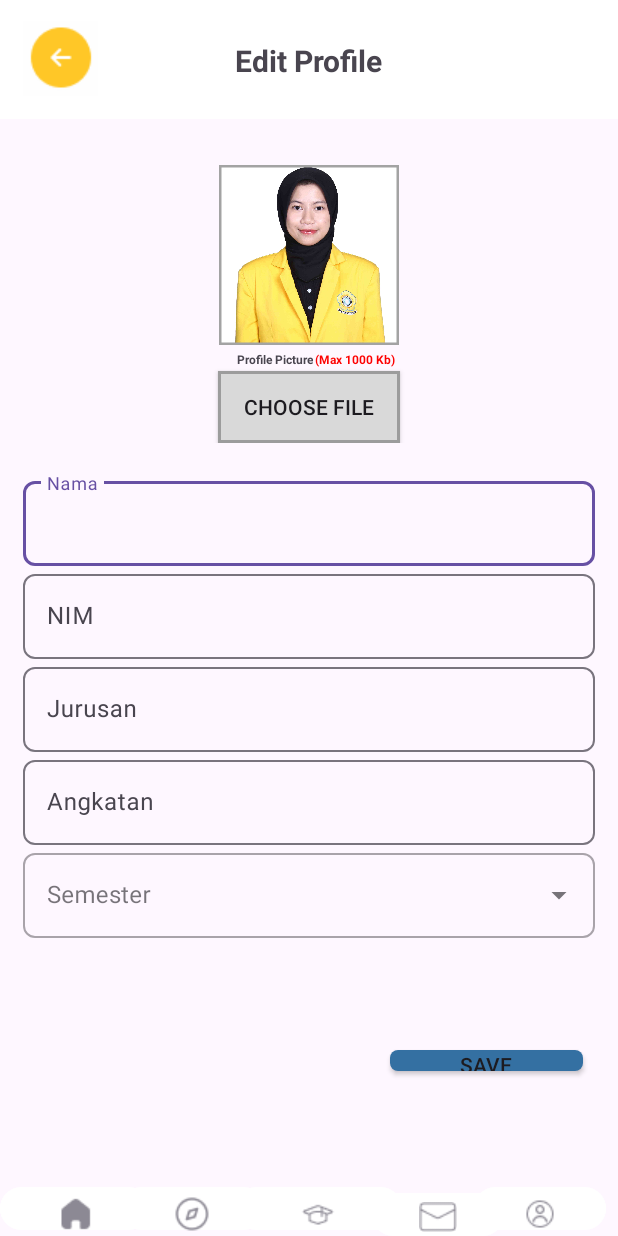
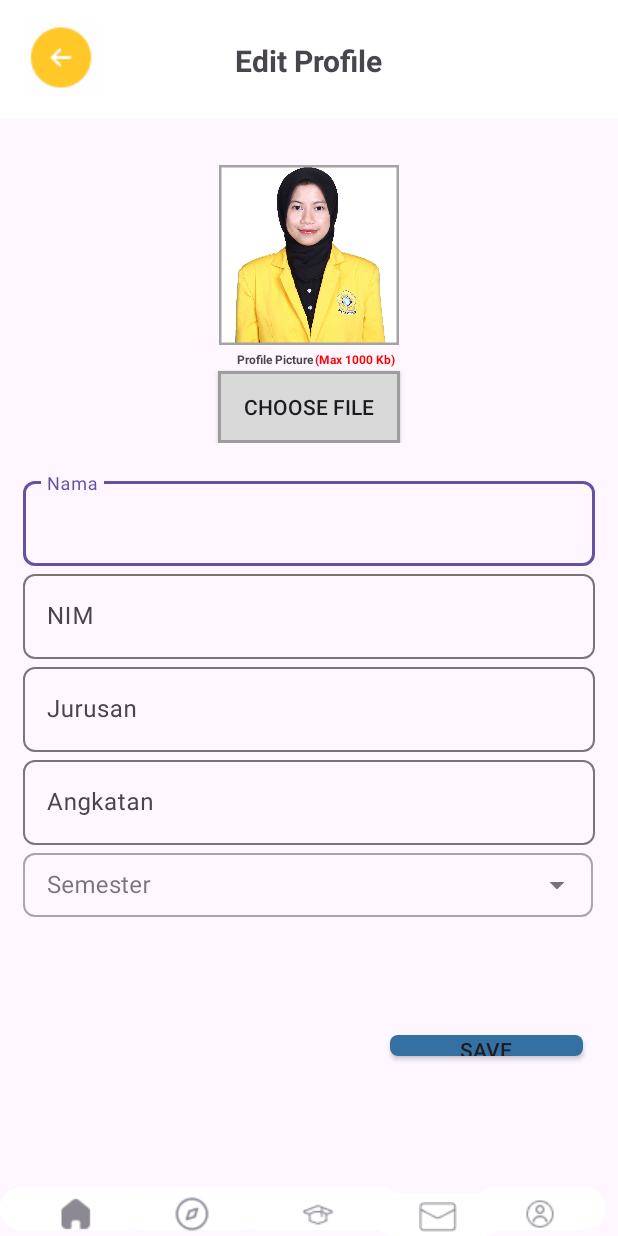
Before and after one commit to aleyananda/P.Bergerak, an Android app: the editprofile screen opened directly, with no data from a screen before it, on a phone screen of 412 x 824 dp. Run offline under Robolectric (Android 15) with nearby library versions, the phone set to English and light mode, and no system bars; our stand-ins replace Firebase (no records; nobody signed in at launch, a user with empty details on screens opened directly).

Commit message:
eka therina

```diff
--- a/app/src/main/res/layout/activity_editprofile.xml
+++ b/app/src/main/res/layout/activity_editprofile.xml
@@ -129,10 +129,12 @@
     <LinearLayout
         android:id="@+id/phoneInputRL"
         android:layout_width="match_parent"
-        android:layout_height="414dp"
+        android:layout_height="349dp"
+        android:layout_alignParentEnd="true"
         android:layout_alignParentBottom="true"
         android:layout_marginTop="300dp"
-        android:layout_marginBottom="152dp"
+        android:layout_marginEnd="0dp"
+        android:layout_marginBottom="197dp"
         android:orientation="vertical"
         android:padding="15dp">
 
@@ -211,10 +213,10 @@
         <!-- TextInputLayout: Input Semester -->
         <LinearLayout
             android:id="@+id/semester"
-            android:layout_width="match_parent"
-            android:layout_height="match_parent"
+            android:layout_width="380dp"
+            android:layout_height="wrap_content"
+            android:focusableInTouchMode="true"
             android:orientation="vertical"
-            android:focusableInTouchMode="true"
             tools:context=".editprofile">
 
             <com.google.android.material.textfield.TextInputLayout
@@ -232,8 +234,7 @@
                     android:layout_width="match_parent"
                     android:layout_height="wrap_content"
                     android:hint="@string/item_label"
-                    android:inputType="none"
-                    />
+                    android:inputType="none" />
 
             </com.google.android.material.textfield.TextInputLayout>
 
@@ -342,9 +343,9 @@
         android:layout_alignParentEnd="true"
         android:layout_alignParentBottom="true"
         android:layout_marginStart="260dp"
-        android:layout_marginTop="700dp"
+        android:layout_marginTop="690dp"
         android:layout_marginEnd="23dp"
-        android:layout_marginBottom="110dp"
+        android:layout_marginBottom="120dp"
         android:background="@drawable/savebtn"
         android:text="Save" />
 
--- a/build.gradle.kts
+++ b/build.gradle.kts
@@ -2,4 +2,5 @@
 plugins {
     alias(libs.plugins.android.application) apply false
     alias(libs.plugins.jetbrains.kotlin.android) apply false
+    id("com.google.gms.google-services") version "4.4.2" apply false
 }
```
Also changed, not shown: app/build.gradle.kts (+7 -0 lines), app/src/main/java/com/example/myapplication/editprofile.kt (+84 -11 lines), gradle/libs.versions.toml (+12 -0 lines), 1 other file.
